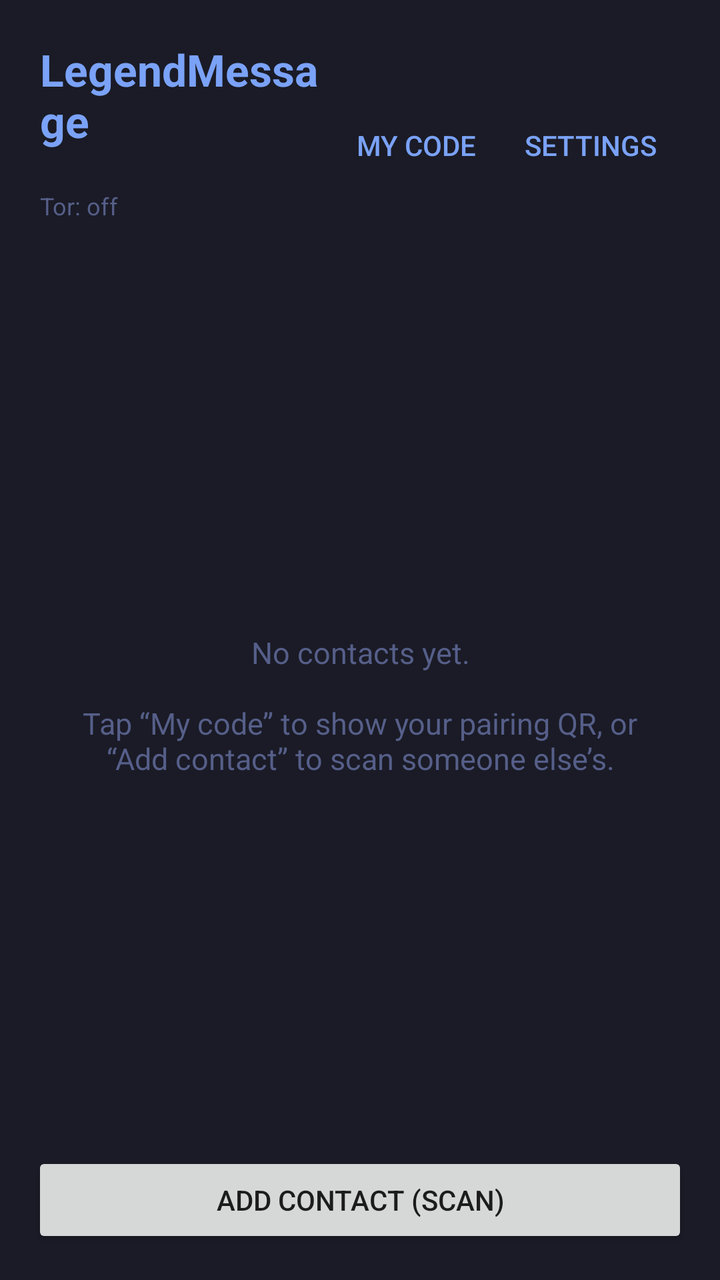
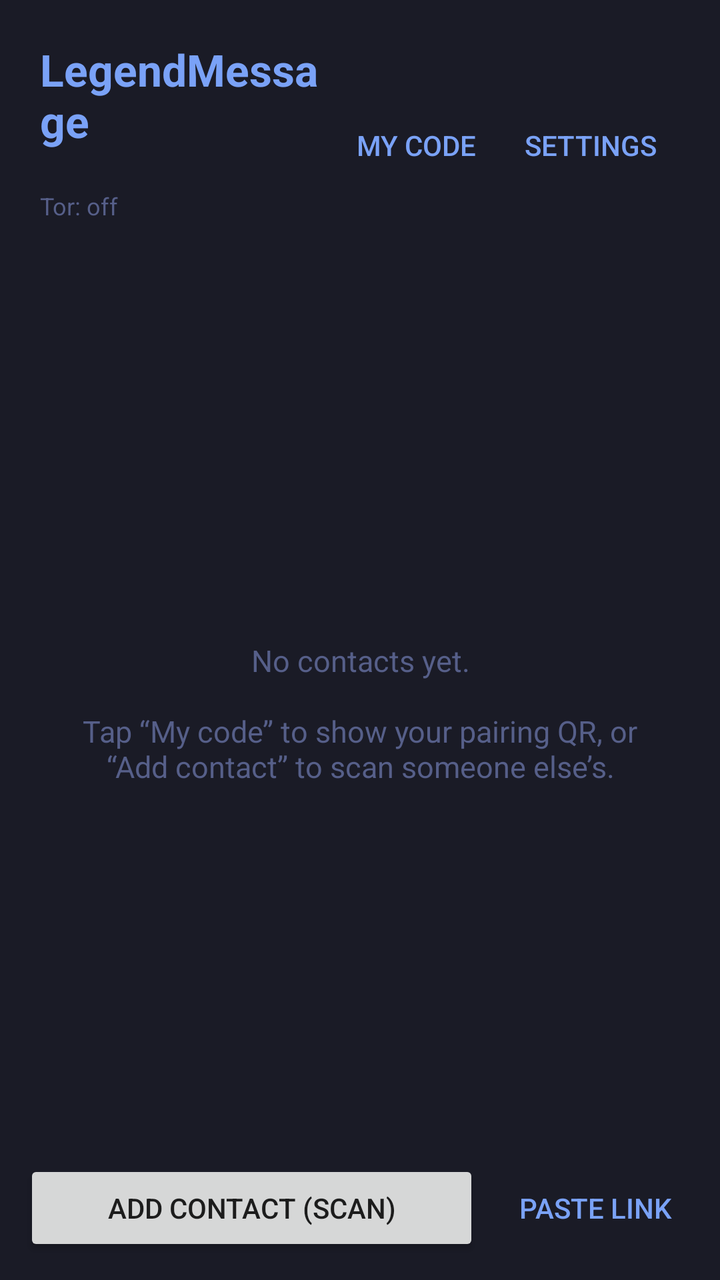

Before-and-after screenshots of an Android layout around one commit, followed by the original layout XML and the change that was made.
<!-- AndroidManifest.xml: application theme Theme.LegendMessage -->
<!-- res/layout/activity_home.xml -->
<?xml version="1.0" encoding="utf-8"?>
<LinearLayout
    xmlns:android="http://schemas.android.com/apk/res/android"
    android:layout_width="match_parent"
    android:layout_height="match_parent"
    android:background="@color/tn_bg"
    android:orientation="vertical">

    <LinearLayout
        android:layout_width="match_parent"
        android:layout_height="wrap_content"
        android:gravity="center_vertical"
        android:orientation="horizontal"
        android:padding="20dp">

        <LinearLayout
            android:layout_width="0dp"
            android:layout_height="wrap_content"
            android:layout_weight="1"
            android:orientation="vertical">

            <TextView
                android:layout_width="wrap_content"
                android:layout_height="wrap_content"
                android:text="@string/app_name"
                android:textColor="@color/tn_blue"
                android:textSize="22sp"
                android:textStyle="bold" />

            <TextView
                android:id="@+id/nameText"
                android:layout_width="wrap_content"
                android:layout_height="wrap_content"
                android:textColor="@color/tn_dim"
                android:textSize="13sp" />

            <TextView
                android:id="@+id/torStatus"
                android:layout_width="wrap_content"
                android:layout_height="wrap_content"
                android:layout_marginTop="2dp"
                android:text="@string/tor_status_off"
                android:textColor="@color/tn_dim"
                android:textSize="12sp" />

            <TextView
                android:id="@+id/appVersion"
                android:layout_width="wrap_content"
                android:layout_height="wrap_content"
                android:textColor="@color/tn_dim"
                android:textSize="11sp" />
        </LinearLayout>

        <Button
            android:id="@+id/myCodeButton"
            style="?android:attr/buttonBarButtonStyle"
            android:layout_width="wrap_content"
            android:layout_height="wrap_content"
            android:text="@string/home_my_code" />

        <Button
            android:id="@+id/settingsButton"
            style="?android:attr/buttonBarButtonStyle"
            android:layout_width="wrap_content"
            android:layout_height="wrap_content"
            android:text="@string/home_settings" />
    </LinearLayout>

    <FrameLayout
        android:layout_width="match_parent"
        android:layout_height="0dp"
        android:layout_weight="1">

        <androidx.recyclerview.widget.RecyclerView
            android:id="@+id/contactsList"
            android:layout_width="match_parent"
            android:layout_height="match_parent" />

        <TextView
            android:id="@+id/emptyText"
            android:layout_width="wrap_content"
            android:layout_height="wrap_content"
            android:layout_gravity="center"
            android:gravity="center"
            android:paddingHorizontal="32dp"
            android:text="@string/home_empty"
            android:textColor="@color/tn_dim"
            android:textSize="15sp" />
    </FrameLayout>

    <Button
        android:id="@+id/addButton"
        android:layout_width="match_parent"
        android:layout_height="wrap_content"
        android:layout_margin="16dp"
        android:text="@string/home_add_contact" />
</LinearLayout>
<!-- resources referenced by this layout -->
<resources>
  <color name="tn_bg">#1A1B26</color>
  <color name="tn_blue">#7AA2F7</color>
  <color name="tn_dim">#565F89</color>
  <string name="app_name">LegendMessage</string>
  <string name="home_add_contact">Add contact (scan)</string>
  <string name="home_empty">No contacts yet.\n\nTap “My code” to show your pairing QR, or “Add contact” to scan someone else’s.</string>
  <string name="home_my_code">My code</string>
  <string name="home_settings">Settings</string>
  <string name="tor_status_off">Tor: off</string>
  <style name="Theme.LegendMessage" parent="Theme.AppCompat.DayNight.NoActionBar">
          <item name="colorPrimary">@color/tn_blue</item>
          <item name="colorPrimaryDark">@color/tn_bg</item>
          <item name="colorAccent">@color/tn_blue</item>
          <item name="android:windowBackground">@color/tn_bg</item>
          <item name="android:statusBarColor">@color/tn_bg</item>
      </style>
</resources>

<!-- the commit's change to res/layout/activity_home.xml (unified diff, before → after) -->
@@ -88,10 +88,25 @@
             android:textSize="15sp" />
     </FrameLayout>
 
-    <Button
-        android:id="@+id/addButton"
+    <LinearLayout
         android:layout_width="match_parent"
         android:layout_height="wrap_content"
-        android:layout_margin="16dp"
-        android:text="@string/home_add_contact" />
+        android:orientation="horizontal"
+        android:padding="12dp">
+
+        <Button
+            android:id="@+id/addButton"
+            android:layout_width="0dp"
+            android:layout_height="wrap_content"
+            android:layout_weight="1"
+            android:text="@string/home_add_contact" />
+
+        <Button
+            android:id="@+id/pasteButton"
+            style="?android:attr/buttonBarButtonStyle"
+            android:layout_width="wrap_content"
+            android:layout_height="wrap_content"
+            android:layout_marginStart="8dp"
+            android:text="@string/home_paste" />
+    </LinearLayout>
 </LinearLayout>
<!-- resource entries referenced after the edit -->
@@ -7,6 +7,7 @@
   <string name="home_add_contact">Add contact (scan)</string>
   <string name="home_empty">No contacts yet.\n\nTap “My code” to show your pairing QR, or “Add contact” to scan someone else’s.</string>
   <string name="home_my_code">My code</string>
+  <string name="home_paste">Paste link</string>
   <string name="home_settings">Settings</string>
   <string name="tor_status_off">Tor: off</string>
   <style name="Theme.LegendMessage" parent="Theme.AppCompat.DayNight.NoActionBar">
